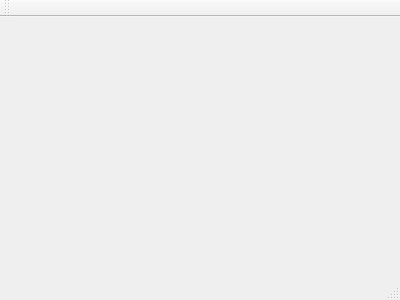
Above: mainwindow.ui from cpina/qnetload before the change. Below: the same form after it.
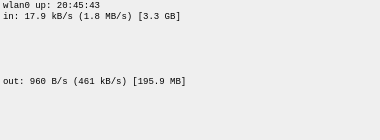
That is the form after the change.

Commit message: Sets a layout and size similar to xnetload.

The edit to the form file:
```diff
--- a/mainwindow.ui
+++ b/mainwindow.ui
@@ -1,24 +1,133 @@
 <ui version="4.0">
  <class>MainWindow</class>
- <widget class="QMainWindow" name="MainWindow" >
-  <property name="geometry" >
+ <widget class="QMainWindow" name="MainWindow">
+  <property name="geometry">
    <rect>
     <x>0</x>
     <y>0</y>
-    <width>400</width>
-    <height>300</height>
+    <width>380</width>
+    <height>140</height>
    </rect>
   </property>
   <property name="windowTitle" >
    <string>MainWindow</string>
   </property>
-  <widget class="QMenuBar" name="menuBar" />
-  <widget class="QToolBar" name="mainToolBar" />
-  <widget class="QWidget" name="centralWidget" />
-  <widget class="QStatusBar" name="statusBar" />
+  <widget class="QWidget" name="centralWidget">
+   <layout class="QVBoxLayout" name="verticalLayout">
+    <property name="spacing">
+     <number>0</number>
+    </property>
+    <property name="leftMargin">
+     <number>0</number>
+    </property>
+    <property name="topMargin">
+     <number>0</number>
+    </property>
+    <property name="rightMargin">
+     <number>0</number>
+    </property>
+    <property name="bottomMargin">
+     <number>0</number>
+    </property>
+    <item>
+     <widget class="QLabel" name="interface_and_time_label">
+      <property name="sizePolicy">
+       <sizepolicy hsizetype="Preferred" vsizetype="Minimum">
+        <horstretch>0</horstretch>
+        <verstretch>0</verstretch>
+       </sizepolicy>
+      </property>
+      <property name="font">
+       <font>
+        <family>Monospace</family>
+        <pointsize>7</pointsize>
+       </font>
+      </property>
+      <property name="text">
+       <string>wlan0 up: 20:45:43</string>
+      </property>
+      <property name="margin">
+       <number>0</number>
+      </property>
+      <property name="indent">
+       <number>3</number>
+      </property>
+     </widget>
+    </item>
+    <item>
+     <widget class="QLabel" name="in_label">
+      <property name="sizePolicy">
+       <sizepolicy hsizetype="Preferred" vsizetype="Minimum">
+        <horstretch>0</horstretch>
+        <verstretch>0</verstretch>
+       </sizepolicy>
+      </property>
+      <property name="font">
+       <font>
+        <family>Monospace</family>
+        <pointsize>7</pointsize>
+       </font>
+      </property>
+      <property name="text">
+       <string>in: 17.9 kB/s (1.8 MB/s) [3.3 GB]</string>
+      </property>
+      <property name="margin">
+       <number>0</number>
+      </property>
+      <property name="indent">
+       <number>3</number>
+      </property>
+     </widget>
+    </item>
+    <item>
+     <widget class="QWidget" name="in_graph" native="true">
+      <property name="sizePolicy">
+       <sizepolicy hsizetype="Preferred" vsizetype="Expanding">
+        <horstretch>0</horstretch>
+        <verstretch>0</verstretch>
+       </sizepolicy>
+      </property>
+     </widget>
+    </item>
+    <item>
+     <widget class="QLabel" name="out_label">
+      <property name="sizePolicy">
+       <sizepolicy hsizetype="Preferred" vsizetype="Minimum">
+        <horstretch>0</horstretch>
+        <verstretch>0</verstretch>
+       </sizepolicy>
+      </property>
+      <property name="font">
+       <font>
+        <family>Monospace</family>
+        <pointsize>7</pointsize>
+       </font>
+      </property>
+      <property name="text">
+       <string>out: 960 B/s (461 kB/s) [195.9 MB]</string>
+      </property>
+      <property name="margin">
+       <number>0</number>
+      </property>
+      <property name="indent">
+       <number>3</number>
+      </property>
+     </widget>
+    </item>
+    <item>
+     <widget class="QWidget" name="out_graph" native="true">
+      <property name="sizePolicy">
+       <sizepolicy hsizetype="Preferred" vsizetype="Expanding">
+        <horstretch>0</horstretch>
+        <verstretch>0</verstretch>
+       </sizepolicy>
+      </property>
+     </widget>
+    </item>
+   </layout>
+  </widget>
  </widget>
- <layoutDefault spacing="6" margin="11" />
- <pixmapfunction></pixmapfunction>
+ <layoutdefault spacing="6" margin="11"/>
  <resources/>
  <connections/>
 </ui>
```
Left out of the diff: 3 changed lines with no effect on the pictures.
